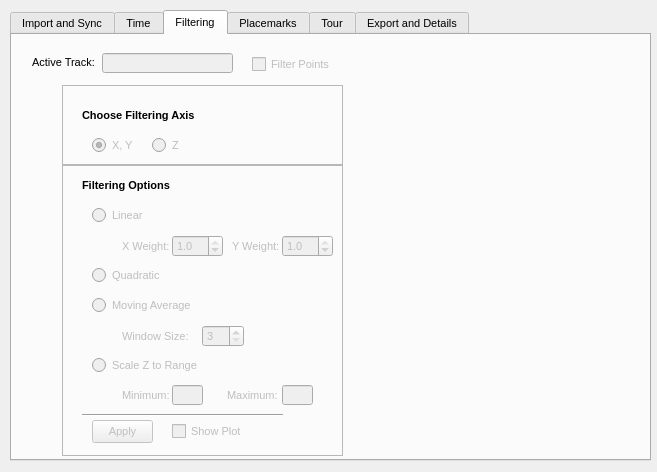
Above: QGISPlugin/MilkMachine/ui_milkmachine.ui from SeanKMcGinnis/250MilesCrossingPhila before the change. Below: the same form after it.
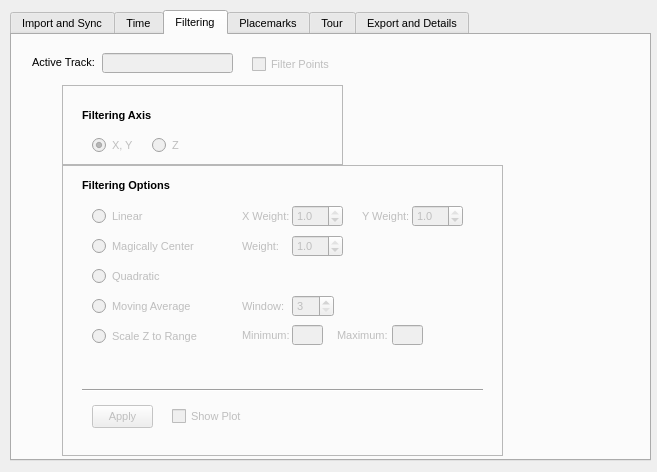
That is the form after the change. The open tabs and pages were chosen to show the change. Icons and pictures are not drawn.

```diff
--- a/QGISPlugin/MilkMachine/ui_milkmachine.ui
+++ b/QGISPlugin/MilkMachine/ui_milkmachine.ui
@@ -729,7 +729,7 @@
       <rect>
        <x>50</x>
        <y>130</y>
-       <width>281</width>
+       <width>441</width>
        <height>291</height>
       </rect>
      </property>
@@ -746,7 +746,7 @@
       <property name="geometry">
        <rect>
         <x>110</x>
-        <y>255</y>
+        <y>240</y>
         <width>81</width>
         <height>23</height>
        </rect>
@@ -764,14 +764,14 @@
       </property>
       <property name="geometry">
        <rect>
-        <x>60</x>
-        <y>160</y>
+        <x>180</x>
+        <y>130</y>
         <width>81</width>
         <height>22</height>
        </rect>
       </property>
       <property name="text">
-       <string>Window Size:</string>
+       <string>Window:</string>
       </property>
      </widget>
      <widget class="QRadioButton" name="radioButton_filtering_linear">
@@ -782,8 +782,8 @@
        <rect>
         <x>30</x>
         <y>40</y>
-        <width>141</width>
-        <height>20</height>
+        <width>61</width>
+        <height>22</height>
        </rect>
       </property>
       <property name="toolTip">
@@ -802,7 +802,7 @@
         <x>30</x>
         <y>100</y>
         <width>82</width>
-        <height>20</height>
+        <height>22</height>
        </rect>
       </property>
       <property name="toolTip">
@@ -818,8 +818,8 @@
       </property>
       <property name="geometry">
        <rect>
-        <x>140</x>
-        <y>160</y>
+        <x>230</x>
+        <y>130</y>
         <width>42</width>
         <height>22</height>
        </rect>
@@ -841,7 +841,7 @@
       <property name="geometry">
        <rect>
         <x>30</x>
-        <y>255</y>
+        <y>240</y>
         <width>61</width>
         <height>23</height>
        </rect>
@@ -866,7 +866,7 @@
         <x>30</x>
         <y>130</y>
         <width>111</width>
-        <height>20</height>
+        <height>22</height>
        </rect>
       </property>
       <property name="toolTip">
@@ -900,8 +900,8 @@
       <property name="geometry">
        <rect>
         <x>20</x>
-        <y>240</y>
-        <width>201</width>
+        <y>215</y>
+        <width>401</width>
         <height>20</height>
        </rect>
       </property>
@@ -915,8 +915,8 @@
       </property>
       <property name="geometry">
        <rect>
-        <x>60</x>
-        <y>70</y>
+        <x>180</x>
+        <y>40</y>
         <width>51</width>
         <height>22</height>
        </rect>
@@ -934,8 +934,8 @@
       </property>
       <property name="geometry">
        <rect>
-        <x>170</x>
-        <y>70</y>
+        <x>300</x>
+        <y>40</y>
         <width>51</width>
         <height>22</height>
        </rect>
@@ -953,8 +953,8 @@
       </property>
       <property name="geometry">
        <rect>
-        <x>110</x>
-        <y>70</y>
+        <x>230</x>
+        <y>40</y>
         <width>51</width>
         <height>22</height>
        </rect>
@@ -981,8 +981,8 @@
       </property>
       <property name="geometry">
        <rect>
-        <x>220</x>
-        <y>70</y>
+        <x>350</x>
+        <y>40</y>
         <width>51</width>
         <height>22</height>
        </rect>
@@ -1010,9 +1010,9 @@
       <property name="geometry">
        <rect>
         <x>30</x>
-        <y>190</y>
+        <y>160</y>
         <width>131</width>
-        <height>20</height>
+        <height>22</height>
        </rect>
       </property>
       <property name="text">
@@ -1025,8 +1025,8 @@
       </property>
       <property name="geometry">
        <rect>
-        <x>60</x>
-        <y>220</y>
+        <x>180</x>
+        <y>160</y>
         <width>51</width>
         <height>20</height>
        </rect>
@@ -1041,8 +1041,8 @@
       </property>
       <property name="geometry">
        <rect>
-        <x>165</x>
-        <y>220</y>
+        <x>275</x>
+        <y>160</y>
         <width>51</width>
         <height>20</height>
        </rect>
@@ -1057,8 +1057,8 @@
       </property>
       <property name="geometry">
        <rect>
-        <x>110</x>
-        <y>220</y>
+        <x>230</x>
+        <y>160</y>
         <width>31</width>
         <height>20</height>
        </rect>
@@ -1070,13 +1070,79 @@
       </property>
       <property name="geometry">
        <rect>
-        <x>220</x>
-        <y>220</y>
+        <x>330</x>
+        <y>160</y>
         <width>31</width>
         <height>20</height>
        </rect>
       </property>
      </widget>
+     <widget class="QRadioButton" name="radioButton_filtering_center">
+      <property name="enabled">
+       <bool>false</bool>
+      </property>
+      <property name="geometry">
+       <rect>
+        <x>30</x>
+        <y>70</y>
+        <width>121</width>
+        <height>22</height>
+       </rect>
+      </property>
+      <property name="toolTip">
+       <string>&lt;html&gt;&lt;head/&gt;&lt;body&gt;&lt;p&gt;&amp;quot;Magically Centering&amp;quot; a group of selected points will move all of the selected points towards the geometric center of those points. If the weight is set at 1, then the points will be moved 100% of the distance between the original locations and the center. If the weight is 0.5, then the points will only be moved 50% of the distance between their original location and the center.&lt;/p&gt;&lt;p&gt;&lt;span style=&quot; font-size:16pt; font-weight:600;&quot;&gt;Figure 1&lt;/span&gt;&lt;span style=&quot; font-size:16pt;&quot;&gt;. Uncentered points&lt;/span&gt;&lt;/p&gt;&lt;p&gt;&lt;img src=&quot;:/plugins/milkmachine/uncentered.png&quot;/&gt;&lt;/p&gt;&lt;p&gt;&lt;span style=&quot; font-size:16pt; font-weight:600;&quot;&gt;Figure 2&lt;/span&gt;&lt;span style=&quot; font-size:16pt;&quot;&gt;. Centered points (weight = 1)&lt;/span&gt;&lt;/p&gt;&lt;p&gt;&lt;img src=&quot;:/plugins/milkmachine/centered.png&quot;/&gt;&lt;/p&gt;&lt;/body&gt;&lt;/html&gt;</string>
+      </property>
+      <property name="text">
+       <string>Magically Center</string>
+      </property>
+     </widget>
+     <widget class="QLabel" name="label_63">
+      <property name="enabled">
+       <bool>false</bool>
+      </property>
+      <property name="geometry">
+       <rect>
+        <x>180</x>
+        <y>70</y>
+        <width>51</width>
+        <height>22</height>
+       </rect>
+      </property>
+      <property name="toolTip">
+       <string>&lt;html&gt;&lt;head/&gt;&lt;body&gt;&lt;p&gt;Longitude&lt;/p&gt;&lt;/body&gt;&lt;/html&gt;</string>
+      </property>
+      <property name="text">
+       <string>Weight:</string>
+      </property>
+     </widget>
+     <widget class="QDoubleSpinBox" name="doubleSpinBox_filtering_center_weight">
+      <property name="enabled">
+       <bool>false</bool>
+      </property>
+      <property name="geometry">
+       <rect>
+        <x>230</x>
+        <y>70</y>
+        <width>51</width>
+        <height>22</height>
+       </rect>
+      </property>
+      <property name="toolTip">
+       <string>&lt;html&gt;&lt;head/&gt;&lt;body&gt;&lt;p&gt;Use the weght to adjust the centering of the selected points. The values range from 0-1. If 1, the values will all be placed at the geometric center. If 0.5, the values will be place 50% between the original value and the geometric center.&lt;/p&gt;&lt;/body&gt;&lt;/html&gt;</string>
+      </property>
+      <property name="decimals">
+       <number>1</number>
+      </property>
+      <property name="maximum">
+       <double>1.000000000000000</double>
+      </property>
+      <property name="singleStep">
+       <double>0.100000000000000</double>
+      </property>
+      <property name="value">
+       <double>1.000000000000000</double>
+      </property>
+     </widget>
     </widget>
     <widget class="QFrame" name="frame_2">
      <property name="geometry">
@@ -1110,7 +1176,7 @@
        </font>
       </property>
       <property name="text">
-       <string>Choose Filtering Axis</string>
+       <string>Filtering Axis</string>
       </property>
      </widget>
      <widget class="QRadioButton" name="radioButton_filtering_xy">
```
Left out of the diff: 56 changed lines with no effect on the pictures.
